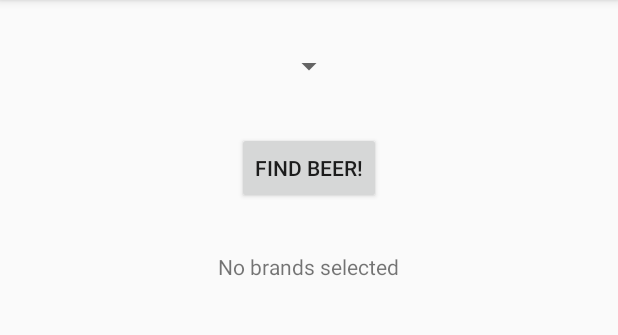
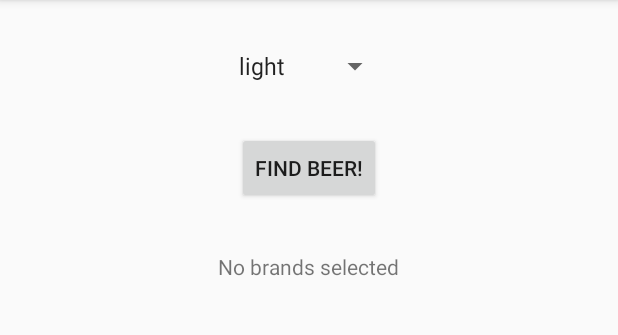
Before and after one commit to chen1649chenli/HeadFirstAndroid, an Android app: the screen it shows after launch (MainActivity), on a phone screen of 412 x 824 dp, the part 84-419 px from its top. Run offline under Robolectric (Android 15) with nearby library versions, the phone set to English and light mode, and no system bars.

Commit message:
add action

```diff
--- a/FirstApp/app/src/main/res/layout/activity_main.xml
+++ b/FirstApp/app/src/main/res/layout/activity_main.xml
@@ -14,7 +14,8 @@
         android:layout_height="wrap_content"
         android:layout_marginTop="40dp"
         android:layout_gravity="center"
-        android:layout_margin="16dp"/>
+        android:layout_margin="16dp"
+        android:entries="@array/beer_colors"/>
 
     <Button
         android:id="@+id/find_beer"
@@ -22,6 +23,7 @@
         android:layout_height="wrap_content"
         android:layout_gravity="center"
         android:layout_margin="16dp"
+        android:onClick="onClickFindBeer"
         android:text="@string/find_bear" />
 
     <TextView
--- a/FirstApp/app/src/main/res/values/strings.xml
+++ b/FirstApp/app/src/main/res/values/strings.xml
@@ -2,4 +2,10 @@
     <string name="app_name">Beer Advisor</string>
     <string name="find_bear">Find Beer!</string>
     <string name="brands">No brands selected</string>
+    <string-array name="beer_colors">
+        <item>light</item>
+        <item>amber</item>
+        <item>brown</item>
+        <item>dark</item>
+    </string-array>
 </resources>
```
Also changed, not shown: FirstApp/app/src/main/java/com/hfad/myfirstapp/BeerExpert.java (added, +17 -0 lines), FirstApp/app/src/main/java/com/hfad/myfirstapp/MainActivity.java (+31 -0 lines).
